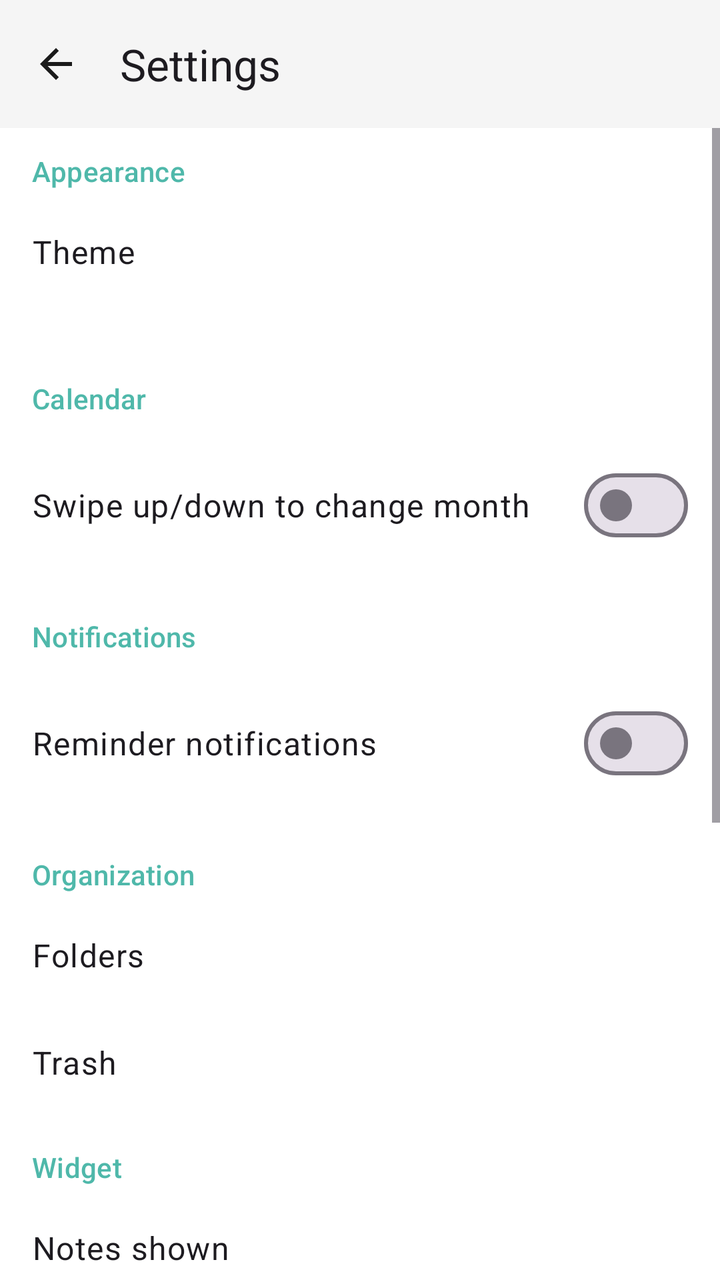
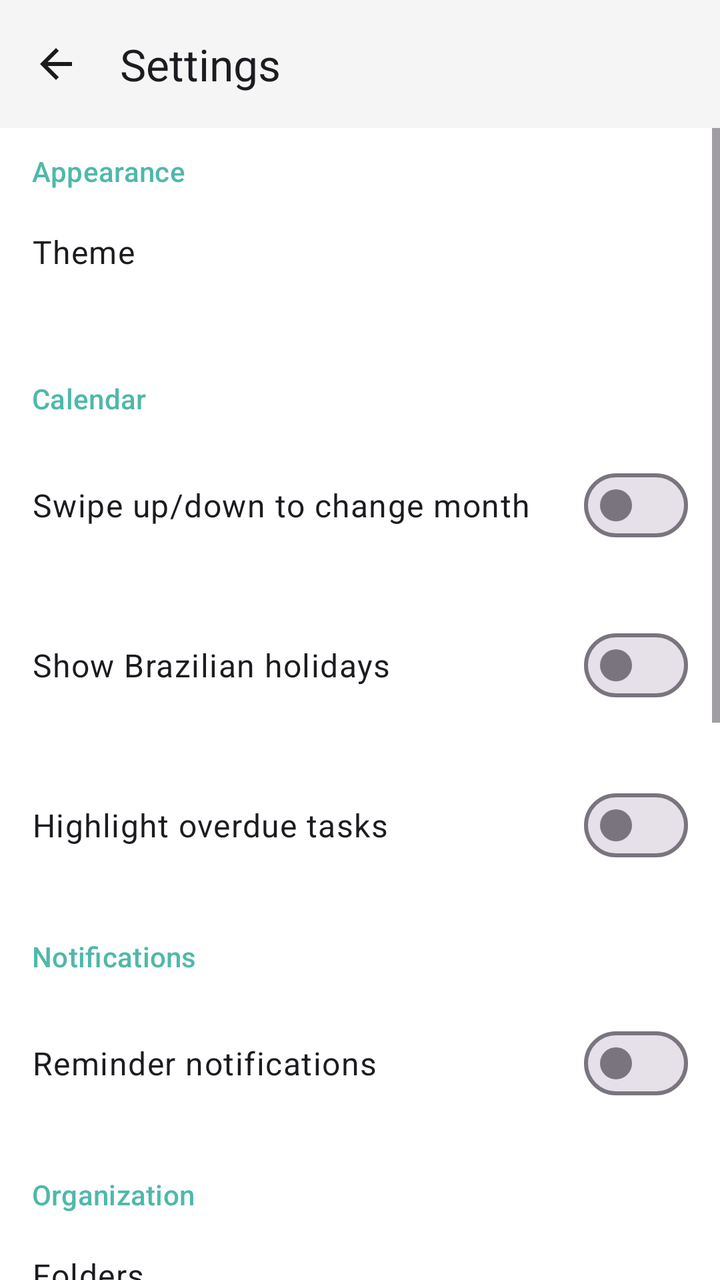

Two renders of the same Android screen: before a commit and after it. Below are the layout's source before the change and the commit's diff.
<!-- AndroidManifest.xml: application theme Theme.Notepad -->
<!-- res/layout/activity_settings.xml -->
<?xml version="1.0" encoding="utf-8"?>
<LinearLayout xmlns:android="http://schemas.android.com/apk/res/android"
    xmlns:app="http://schemas.android.com/apk/res-auto"
    android:layout_width="match_parent"
    android:layout_height="match_parent"
    android:orientation="vertical">

    <com.google.android.material.appbar.MaterialToolbar
        android:id="@+id/toolbar"
        android:layout_width="match_parent"
        android:layout_height="?attr/actionBarSize"
        android:background="@color/toolbar_background"
        app:navigationIcon="@drawable/ic_arrow_back"
        app:title="@string/settings_title" />

    <ScrollView
        android:layout_width="match_parent"
        android:layout_height="match_parent">

        <LinearLayout
            android:layout_width="match_parent"
            android:layout_height="wrap_content"
            android:orientation="vertical"
            android:paddingVertical="8dp">

            <TextView
                android:layout_width="match_parent"
                android:layout_height="wrap_content"
                android:paddingHorizontal="16dp"
                android:paddingVertical="4dp"
                android:text="@string/settings_appearance_title"
                android:textAppearance="?attr/textAppearanceLabelLarge"
                android:textColor="?attr/colorPrimary" />

            <LinearLayout
                android:id="@+id/themeRow"
                android:layout_width="match_parent"
                android:layout_height="wrap_content"
                android:background="?attr/selectableItemBackground"
                android:orientation="vertical"
                android:padding="16dp">

                <TextView
                    android:layout_width="wrap_content"
                    android:layout_height="wrap_content"
                    android:text="@string/settings_theme_title"
                    android:textAppearance="?attr/textAppearanceBodyLarge" />

                <TextView
                    android:id="@+id/themeValue"
                    android:layout_width="wrap_content"
                    android:layout_height="wrap_content"
                    android:layout_marginTop="2dp"
                    android:textAppearance="?attr/textAppearanceBodyMedium" />

            </LinearLayout>

            <TextView
                android:layout_width="match_parent"
                android:layout_height="wrap_content"
                android:layout_marginTop="12dp"
                android:paddingHorizontal="16dp"
                android:paddingVertical="4dp"
                android:text="@string/settings_calendar_title"
                android:textAppearance="?attr/textAppearanceLabelLarge"
                android:textColor="?attr/colorPrimary" />

            <LinearLayout
                android:layout_width="match_parent"
                android:layout_height="wrap_content"
                android:gravity="center_vertical"
                android:orientation="horizontal"
                android:padding="16dp">

                <TextView
                    android:layout_width="0dp"
                    android:layout_height="wrap_content"
                    android:layout_weight="1"
                    android:text="@string/settings_vertical_swipe_title"
                    android:textAppearance="?attr/textAppearanceBodyLarge" />

                <com.google.android.material.materialswitch.MaterialSwitch
                    android:id="@+id/verticalSwipeSwitch"
                    android:layout_width="wrap_content"
                    android:layout_height="wrap_content" />

            </LinearLayout>

            <TextView
                android:layout_width="match_parent"
                android:layout_height="wrap_content"
                android:layout_marginTop="12dp"
                android:paddingHorizontal="16dp"
                android:paddingVertical="4dp"
                android:text="@string/settings_notifications_section_title"
                android:textAppearance="?attr/textAppearanceLabelLarge"
                android:textColor="?attr/colorPrimary" />

            <LinearLayout
                android:layout_width="match_parent"
                android:layout_height="wrap_content"
                android:gravity="center_vertical"
                android:orientation="horizontal"
                android:padding="16dp">

                <TextView
                    android:layout_width="0dp"
                    android:layout_height="wrap_content"
                    android:layout_weight="1"
                    android:text="@string/settings_notifications_title"
                    android:textAppearance="?attr/textAppearanceBodyLarge" />

                <com.google.android.material.materialswitch.MaterialSwitch
                    android:id="@+id/notificationsSwitch"
                    android:layout_width="wrap_content"
                    android:layout_height="wrap_content" />

            </LinearLayout>


            <TextView
                android:layout_width="match_parent"
                android:layout_height="wrap_content"
                android:layout_marginTop="12dp"
                android:paddingHorizontal="16dp"
                android:paddingVertical="4dp"
                android:text="@string/settings_organization_title"
                android:textAppearance="?attr/textAppearanceLabelLarge"
                android:textColor="?attr/colorPrimary" />

            <LinearLayout
                android:id="@+id/foldersRow"
                android:layout_width="match_parent"
                android:layout_height="wrap_content"
                android:background="?attr/selectableItemBackground"
                android:orientation="vertical"
                android:padding="16dp">

                <TextView
                    android:layout_width="wrap_content"
                    android:layout_height="wrap_content"
                    android:text="@string/settings_folders_title"
                    android:textAppearance="?attr/textAppearanceBodyLarge" />

            </LinearLayout>

            <LinearLayout
                android:id="@+id/trashRow"
                android:layout_width="match_parent"
                android:layout_height="wrap_content"
                android:background="?attr/selectableItemBackground"
                android:orientation="vertical"
                android:padding="16dp">

                <TextView
                    android:layout_width="wrap_content"
                    android:layout_height="wrap_content"
                    android:text="@string/settings_trash_title"
                    android:textAppearance="?attr/textAppearanceBodyLarge" />

            </LinearLayout>

            <TextView
                android:layout_width="match_parent"
                android:layout_height="wrap_content"
                android:layout_marginTop="12dp"
                android:paddingHorizontal="16dp"
                android:paddingVertical="4dp"
                android:text="@string/settings_widget_title"
                android:textAppearance="?attr/textAppearanceLabelLarge"
                android:textColor="?attr/colorPrimary" />

            <LinearLayout
                android:id="@+id/widgetRangeRow"
                android:layout_width="match_parent"
                android:layout_height="wrap_content"
                android:background="?attr/selectableItemBackground"
                android:orientation="vertical"
                android:padding="16dp">

                <TextView
                    android:layout_width="wrap_content"
                    android:layout_height="wrap_content"
                    android:text="@string/settings_widget_range_title"
                    android:textAppearance="?attr/textAppearanceBodyLarge" />

                <TextView
                    android:id="@+id/widgetRangeValue"
                    android:layout_width="wrap_content"
                    android:layout_height="wrap_content"
                    android:layout_marginTop="2dp"
                    android:textAppearance="?attr/textAppearanceBodyMedium" />

            </LinearLayout>

            <TextView
                android:layout_width="match_parent"
                android:layout_height="wrap_content"
                android:layout_marginTop="12dp"
                android:paddingHorizontal="16dp"
                android:paddingVertical="4dp"
                android:text="@string/settings_backup_title"
                android:textAppearance="?attr/textAppearanceLabelLarge"
                android:textColor="?attr/colorPrimary" />

            <LinearLayout
                android:id="@+id/exportRow"
                android:layout_width="match_parent"
                android:layout_height="wrap_content"
                android:background="?attr/selectableItemBackground"
                android:orientation="vertical"
                android:padding="16dp">

                <TextView
                    android:layout_width="wrap_content"
                    android:layout_height="wrap_content"
                    android:text="@string/settings_export_title"
                    android:textAppearance="?attr/textAppearanceBodyLarge" />

            </LinearLayout>

            <LinearLayout
                android:id="@+id/importRow"
                android:layout_width="match_parent"
                android:layout_height="wrap_content"
                android:background="?attr/selectableItemBackground"
                android:orientation="vertical"
                android:padding="16dp">

                <TextView
                    android:layout_width="wrap_content"
                    android:layout_height="wrap_content"
                    android:text="@string/settings_import_title"
                    android:textAppearance="?attr/textAppearanceBodyLarge" />

            </LinearLayout>

            <LinearLayout
                android:id="@+id/driveBackupRow"
                android:layout_width="match_parent"
                android:layout_height="wrap_content"
                android:background="?attr/selectableItemBackground"
                android:orientation="vertical"
                android:padding="16dp">

                <TextView
                    android:id="@+id/driveBackupTitle"
                    android:layout_width="wrap_content"
                    android:layout_height="wrap_content"
                    android:text="@string/settings_drive_backup_title"
                    android:textAppearance="?attr/textAppearanceBodyLarge" />

                <TextView
                    android:id="@+id/driveBackupSubtitle"
                    android:layout_width="wrap_content"
                    android:layout_height="wrap_content"
                    android:layout_marginTop="2dp"
                    android:text="@string/settings_drive_not_signed_in"
                    android:textAppearance="?attr/textAppearanceBodyMedium" />

            </LinearLayout>


            <TextView
                android:layout_width="match_parent"
                android:layout_height="wrap_content"
                android:layout_marginTop="12dp"
                android:paddingHorizontal="16dp"
                android:paddingVertical="4dp"
                android:text="@string/settings_security_title"
                android:textAppearance="?attr/textAppearanceLabelLarge"
                android:textColor="?attr/colorPrimary" />

            <LinearLayout
                android:layout_width="match_parent"
                android:layout_height="wrap_content"
                android:gravity="center_vertical"
                android:orientation="horizontal"
                android:padding="16dp">

                <TextView
                    android:layout_width="0dp"
                    android:layout_height="wrap_content"
                    android:layout_weight="1"
                    android:text="@string/settings_pin_lock_title"
                    android:textAppearance="?attr/textAppearanceBodyLarge" />

                <com.google.android.material.materialswitch.MaterialSwitch
                    android:id="@+id/pinLockSwitch"
                    android:layout_width="wrap_content"
                    android:layout_height="wrap_content" />

            </LinearLayout>

            <LinearLayout
                android:id="@+id/changePinRow"
                android:layout_width="match_parent"
                android:layout_height="wrap_content"
                android:background="?attr/selectableItemBackground"
                android:orientation="vertical"
                android:padding="16dp"
                android:visibility="gone">

                <TextView
                    android:layout_width="wrap_content"
                    android:layout_height="wrap_content"
                    android:text="@string/settings_change_pin_title"
                    android:textAppearance="?attr/textAppearanceBodyLarge" />

            </LinearLayout>

            <LinearLayout
                android:id="@+id/autoLockRow"
                android:layout_width="match_parent"
                android:layout_height="wrap_content"
                android:background="?attr/selectableItemBackground"
                android:orientation="vertical"
                android:padding="16dp"
                android:visibility="gone">

                <TextView
                    android:layout_width="wrap_content"
                    android:layout_height="wrap_content"
                    android:text="@string/settings_auto_lock_title"
                    android:textAppearance="?attr/textAppearanceBodyLarge" />

                <TextView
                    android:id="@+id/autoLockValue"
                    android:layout_width="wrap_content"
                    android:layout_height="wrap_content"
                    android:layout_marginTop="2dp"
                    android:textAppearance="?attr/textAppearanceBodyMedium" />

            </LinearLayout>

            <LinearLayout
                android:id="@+id/biometricRow"
                android:layout_width="match_parent"
                android:layout_height="wrap_content"
                android:gravity="center_vertical"
                android:orientation="horizontal"
                android:padding="16dp"
                android:visibility="gone">

                <TextView
                    android:layout_width="0dp"
                    android:layout_height="wrap_content"
                    android:layout_weight="1"
                    android:text="@string/settings_biometric_title"
                    android:textAppearance="?attr/textAppearanceBodyLarge" />

                <com.google.android.material.materialswitch.MaterialSwitch
                    android:id="@+id/biometricSwitch"
                    android:layout_width="wrap_content"
                    android:layout_height="wrap_content" />

            </LinearLayout>

        </LinearLayout>

    </ScrollView>

</LinearLayout>
<!-- resources referenced by this layout -->
<resources>
  <color name="toolbar_background">#F5F5F5</color>
  <!-- drawable ic_arrow_back (drawable) -->
  <?xml version="1.0" encoding="utf-8"?>
  <vector xmlns:android="http://schemas.android.com/apk/res/android"
      android:width="24dp"
      android:height="24dp"
      android:viewportWidth="24"
      android:viewportHeight="24"
      android:tint="?attr/colorOnSurface">
      <path
          android:fillColor="@android:color/white"
          android:pathData="M20,11H7.83l5.59,-5.59L12,4l-8,8 8,8 1.41,-1.41L7.83,13H20v-2z" />
  </vector>
  <string name="settings_appearance_title">Appearance</string>
  <string name="settings_auto_lock_title">Auto-lock after</string>
  <string name="settings_backup_title">Backup</string>
  <string name="settings_biometric_title">Unlock with fingerprint</string>
  <string name="settings_calendar_title">Calendar</string>
  <string name="settings_change_pin_title">Change PIN</string>
  <string name="settings_drive_backup_title">Google Drive backup</string>
  <string name="settings_drive_not_signed_in">Sign in with Google</string>
  <string name="settings_export_title">Export notes to file</string>
  <string name="settings_folders_title">Folders</string>
  <string name="settings_import_title">Import notes from file</string>
  <string name="settings_notifications_section_title">Notifications</string>
  <string name="settings_notifications_title">Reminder notifications</string>
  <string name="settings_organization_title">Organization</string>
  <string name="settings_pin_lock_title">Lock app with PIN</string>
  <string name="settings_security_title">Security</string>
  <string name="settings_theme_title">Theme</string>
  <string name="settings_title">Settings</string>
  <string name="settings_trash_title">Trash</string>
  <string name="settings_vertical_swipe_title">Swipe up/down to change month</string>
  <string name="settings_widget_range_title">Notes shown</string>
  <string name="settings_widget_title">Widget</string>
  <style name="Theme.Notepad" parent="Theme.Material3.DayNight.NoActionBar">
          <item name="colorPrimary">@color/accent_teal</item>
          <item name="colorOnPrimary">@color/on_accent_teal</item>
          <item name="colorPrimaryContainer">@color/accent_teal</item>
          <item name="colorOnPrimaryContainer">@color/on_accent_teal</item>
          <item name="colorSecondary">@color/accent_teal</item>
          <item name="colorOnSecondary">@color/on_accent_teal</item>
          <item name="colorSurface">@color/app_surface</item>
          <item name="colorOnSurface">@color/on_surface</item>
          <item name="colorOnSurfaceVariant">@color/on_surface_variant</item>
          <item name="android:colorBackground">@color/app_background</item>
          <item name="android:statusBarColor">@color/toolbar_background</item>
      </style>
  <color name="accent_teal">#4FB8AA</color>
  <color name="on_accent_teal">#06201C</color>
  <color name="app_surface">#FFFFFF</color>
  <color name="on_surface">#1A1A1A</color>
  <color name="on_surface_variant">#5F6368</color>
  <color name="app_background">#FFFFFF</color>
</resources>

<!-- the commit's change to res/layout/activity_settings.xml (unified diff, before → after) -->
@@ -86,6 +86,48 @@
 
             </LinearLayout>
 
+            <LinearLayout
+                android:layout_width="match_parent"
+                android:layout_height="wrap_content"
+                android:gravity="center_vertical"
+                android:orientation="horizontal"
+                android:padding="16dp">
+
+                <TextView
+                    android:layout_width="0dp"
+                    android:layout_height="wrap_content"
+                    android:layout_weight="1"
+                    android:text="@string/settings_holidays_title"
+                    android:textAppearance="?attr/textAppearanceBodyLarge" />
+
+                <com.google.android.material.materialswitch.MaterialSwitch
+                    android:id="@+id/holidaysSwitch"
+                    android:layout_width="wrap_content"
+                    android:layout_height="wrap_content" />
+
+            </LinearLayout>
+
+            <LinearLayout
+                android:layout_width="match_parent"
+                android:layout_height="wrap_content"
+                android:gravity="center_vertical"
+                android:orientation="horizontal"
+                android:padding="16dp">
+
+                <TextView
+                    android:layout_width="0dp"
+                    android:layout_height="wrap_content"
+                    android:layout_weight="1"
+                    android:text="@string/settings_overdue_highlight_title"
+                    android:textAppearance="?attr/textAppearanceBodyLarge" />
+
+                <com.google.android.material.materialswitch.MaterialSwitch
+                    android:id="@+id/overdueHighlightSwitch"
+                    android:layout_width="wrap_content"
+                    android:layout_height="wrap_content" />
+
+            </LinearLayout>
+
             <TextView
                 android:layout_width="match_parent"
                 android:layout_height="wrap_content"
<!-- resource entries referenced after the edit -->
@@ -23,10 +23,12 @@
   <string name="settings_drive_not_signed_in">Sign in with Google</string>
   <string name="settings_export_title">Export notes to file</string>
   <string name="settings_folders_title">Folders</string>
+  <string name="settings_holidays_title">Show Brazilian holidays</string>
   <string name="settings_import_title">Import notes from file</string>
   <string name="settings_notifications_section_title">Notifications</string>
   <string name="settings_notifications_title">Reminder notifications</string>
   <string name="settings_organization_title">Organization</string>
+  <string name="settings_overdue_highlight_title">Highlight overdue tasks</string>
   <string name="settings_pin_lock_title">Lock app with PIN</string>
   <string name="settings_security_title">Security</string>
   <string name="settings_theme_title">Theme</string>
